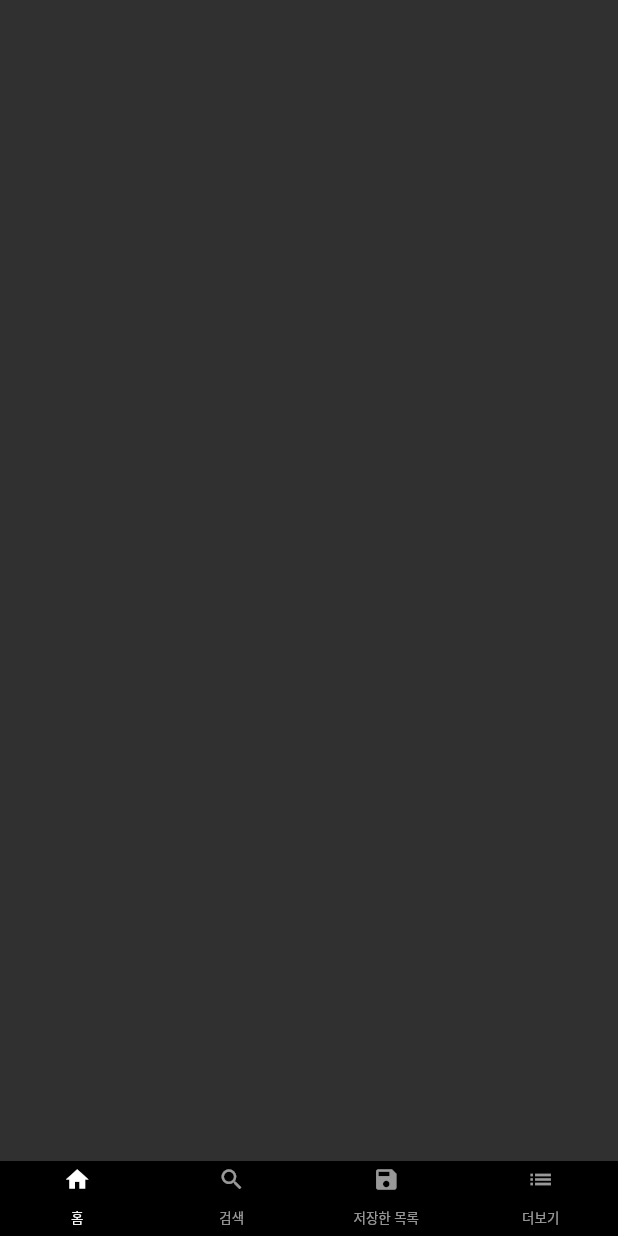
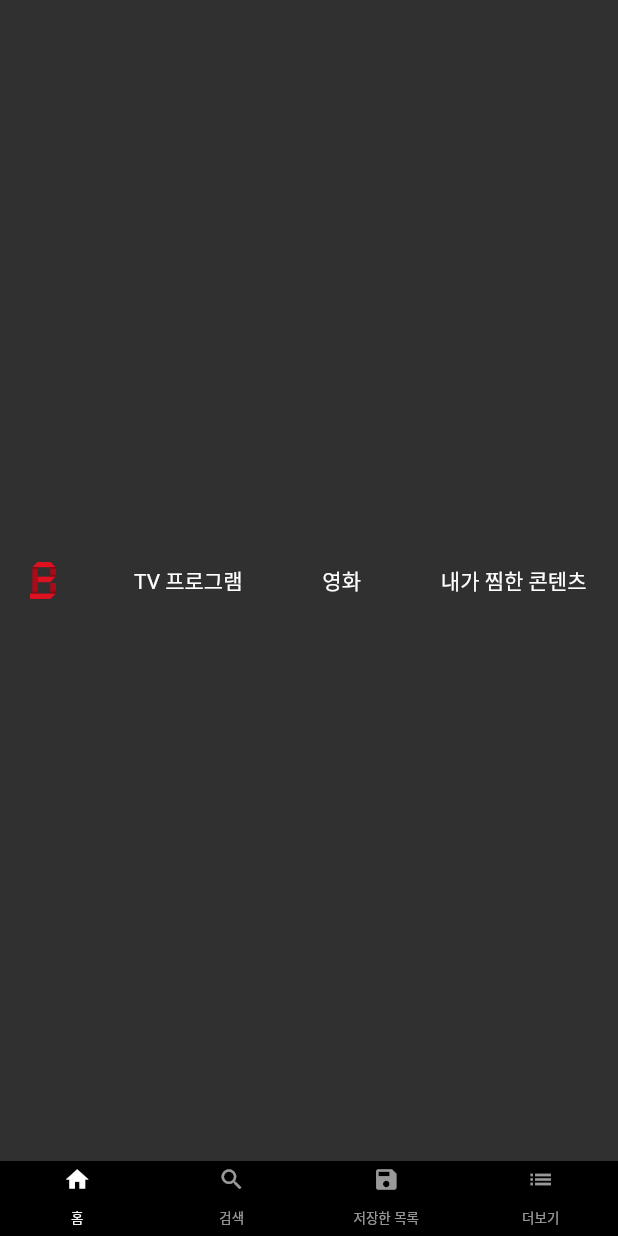
Before and after one commit to 1017toa/flutter-tutorial, a Flutter app: the screen it shows after launch, on a phone screen of 412 x 824 dp. Run offline on Flutter 3.47's test engine with Material 2 defaults, Android fonts, the phone set to English and light mode, and no system bars.

Commit message:
홈 화면에 상단 바 추가하기

```diff
--- a/lib/main.dart
+++ b/lib/main.dart
@@ -1,3 +1,4 @@
+import 'package:coolapp/screen/home_screen.dart';
 import 'package:coolapp/widget/bottom_bar.dart';
 import 'package:flutter/material.dart';
 
@@ -24,7 +25,7 @@ class _MyAppState extends State<MyApp> {
             body: TabBarView(
               physics: NeverScrollableScrollPhysics(),
               children: <Widget>[
-                Container(),
+                HomeScreen(),
                 Container(),
                 Container(),
                 Container(),
--- /dev/null
+++ b/lib/screen/home_screen.dart
@@ -0,0 +1,54 @@
+import 'package:flutter/material.dart';
+
+class HomeScreen extends StatefulWidget {
+  _HomeScreenState createState() => _HomeScreenState();
+}
+
+class _HomeScreenState extends State<HomeScreen> {
+  @override
+  void initState() {
+    super.initState();
+  }
+
+  @override
+  Widget build(BuildContext context) {
+    return TopBar();
+  }
+}
+
+class TopBar extends StatelessWidget {
+  @override
+  Widget build(BuildContext context) {
+    return Container(
+      padding: EdgeInsets.fromLTRB(20, 7, 20, 7),
+      child: Row(
+        mainAxisAlignment: MainAxisAlignment.spaceBetween,
+        children: <Widget>[
+          Image.asset(
+            'images/bbongflix_logo.png',
+            fit: BoxFit.contain,
+            height: 25,
+          ),
+          Container(
+              padding: EdgeInsets.only(right: 1),
+              child: Text(
+                'TV 프로그램',
+                style: TextStyle(fontSize: 14),
+              )),
+          Container(
+              padding: EdgeInsets.only(right: 1),
+              child: Text(
+                '영화',
+                style: TextStyle(fontSize: 14),
+              )),
+          Container(
+              padding: EdgeInsets.only(right: 1),
+              child: Text(
+                '내가 찜한 콘텐츠',
+                style: TextStyle(fontSize: 14),
+              ))
+        ],
+      ),
+    );
+  }
+}
--- a/pubspec.yaml
+++ b/pubspec.yaml
@@ -45,8 +45,8 @@ flutter:
   uses-material-design: true
 
   # To add assets to your application, add an assets section, like this:
-  # assets:
-  #   - images/a_dot_burr.jpeg
+  assets:
+    - images/bbongflix_logo.png
   #   - images/a_dot_ham.jpeg
 
   # An image asset can refer to one or more resolution-specific "variants", see
```
Also changed, not shown: images/bbongflix_logo.png (added).
